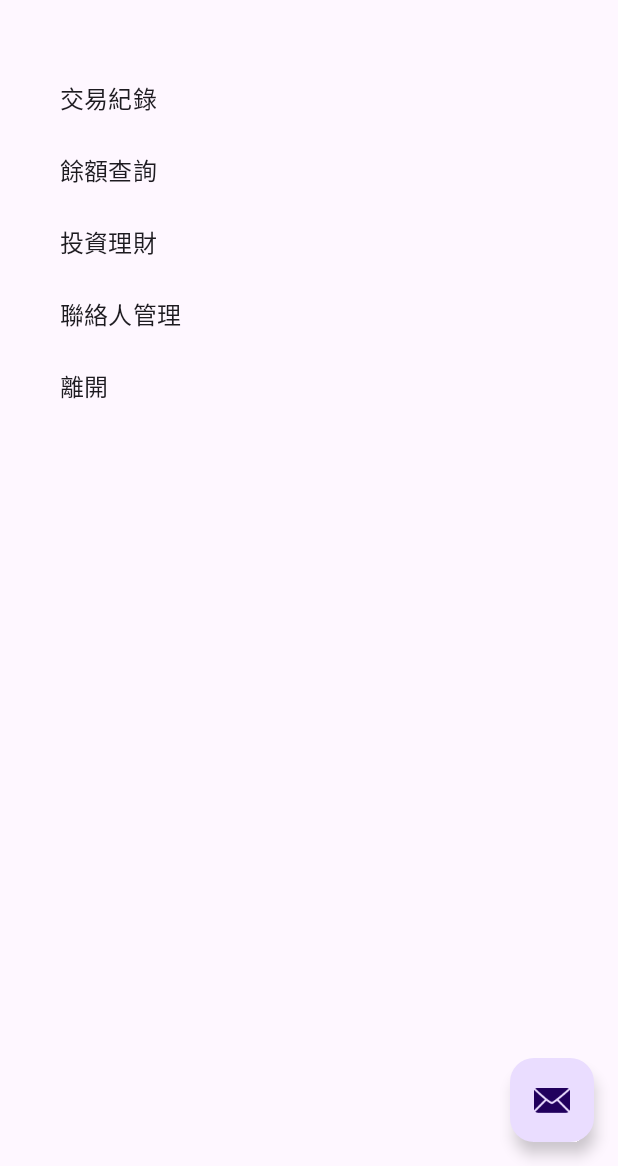
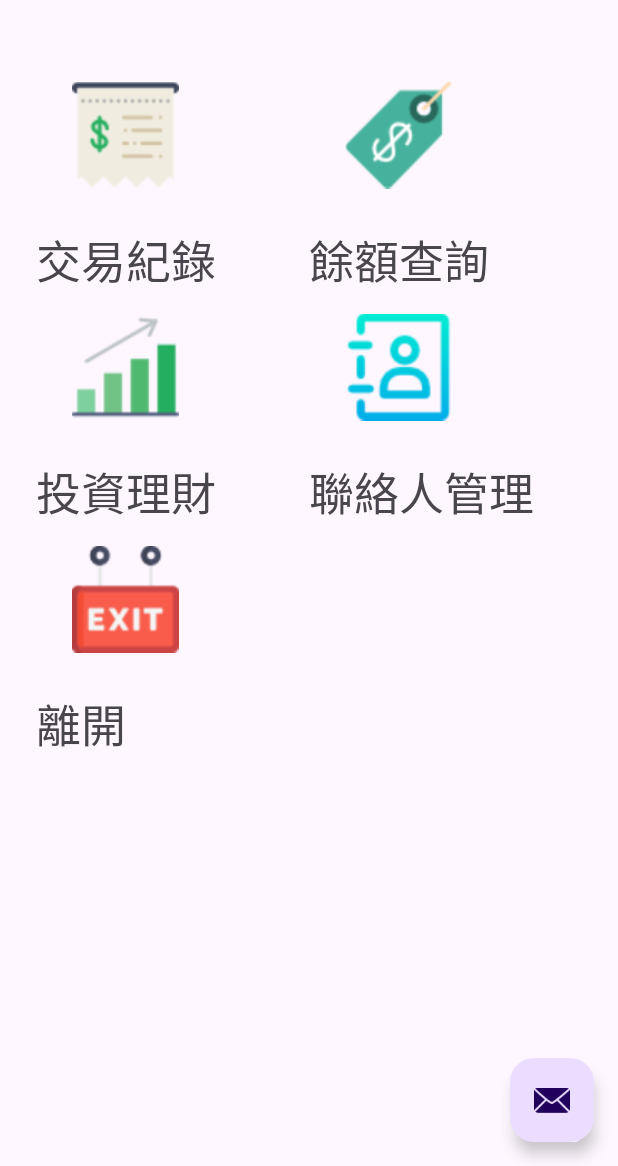
Before and after one commit to kentlee406/Atm6, an Android app: the MainActivity screen opened directly, with no data from a screen before it, on a phone screen of 412 x 824 dp, the part 70-1236 px from its top. Run offline under Robolectric (Android 15) with nearby library versions, the phone set to English and light mode, and no system bars.

Commit message:
Lesson 25-7th commited.

```diff
--- a/app/src/main/java/com/home/atm6/Function.java
+++ b/app/src/main/java/com/home/atm6/Function.java
@@ -2,10 +2,16 @@ package com.home.atm6;
 
 public class Function {
     String name;
+    int icon;
 
     // Alt+Insert
     public Function(String name) {
         this.name = name;
+    }
+
+    public Function(String name, int icon) {
+        this.name = name;
+        this.icon = icon;
     }
 
     public String getName() {
@@ -15,4 +21,12 @@ public class Function {
     public void setName(String name) {
         this.name = name;
     }
+
+    public int getIcon() {
+        return icon;
+    }
+
+    public void setIcon(int icon) {
+        this.icon = icon;
+    }
 }
--- a/app/src/main/java/com/home/atm6/MainActivity.java
+++ b/app/src/main/java/com/home/atm6/MainActivity.java
@@ -6,30 +6,32 @@ import android.os.Bundle;
 
 import com.google.android.material.snackbar.Snackbar;
 
+import androidx.annotation.NonNull;
 import androidx.annotation.Nullable;
 import androidx.appcompat.app.AppCompatActivity;
 
+import android.util.Log;
 import android.view.View;
 
-import androidx.navigation.NavController;
-import androidx.navigation.Navigation;
-import androidx.navigation.ui.AppBarConfiguration;
-import androidx.navigation.ui.NavigationUI;
-import androidx.recyclerview.widget.LinearLayoutManager;
+import androidx.recyclerview.widget.GridLayoutManager;
 import androidx.recyclerview.widget.RecyclerView;
 
 import com.home.atm6.databinding.ActivityMainBinding;
 
 import android.view.Menu;
 import android.view.MenuItem;
+import android.view.ViewGroup;
+import android.widget.ImageView;
+import android.widget.TextView;
+
+import java.util.ArrayList;
+import java.util.List;
 
 public class MainActivity extends AppCompatActivity {
     private static final int REQUEST_LOGIN = 100;
     boolean logon=false;
-    private AppBarConfiguration appBarConfiguration;
-    private ActivityMainBinding binding;
-    private RecyclerView recyclerView;
-    String[] functions=null;
+    private List<Function> functions;
+
     @Override
     protected void onCreate(Bundle savedInstanceState) {
         super.onCreate(savedInstanceState);
@@ -39,7 +41,7 @@ public class MainActivity extends AppCompatActivity {
             startActivityForResult(intent, REQUEST_LOGIN);
         }
 
-        binding = ActivityMainBinding.inflate(getLayoutInflater());
+        com.home.atm6.databinding.ActivityMainBinding binding = ActivityMainBinding.inflate (getLayoutInflater ( ));
         setContentView(binding.getRoot());
 
         setSupportActionBar(binding.toolbar);
@@ -48,20 +50,29 @@ public class MainActivity extends AppCompatActivity {
 //        appBarConfiguration = new AppBarConfiguration.Builder(navController.getGraph()).build();
 //        NavigationUI.setupActionBarWithNavController(this, navController, appBarConfiguration);
 
-        binding.fab.setOnClickListener(new View.OnClickListener() {
-            @Override
-            public void onClick(View view) {
-                Snackbar.make(view, "Replace with your own action", Snackbar.LENGTH_LONG)
-                        .setAnchorView(R.id.fab)
-                        .setAction("Action", null).show();
-            }
-        });
+        binding.fab.setOnClickListener(view -> Snackbar.make(view, "Replace with your own action", Snackbar.LENGTH_LONG)
+                .setAnchorView(R.id.fab)
+                .setAction("Action", null).show());
 
-        recyclerView = findViewById(R.id.recycler);
+        setupFunctions();
+
+        RecyclerView recyclerView = findViewById (R.id.recycler);
         recyclerView.setHasFixedSize(true);
-        recyclerView.setLayoutManager(new LinearLayoutManager(this));
-        FunctionAdapter adapter=new FunctionAdapter(this);
+        recyclerView.setLayoutManager(new GridLayoutManager(this, 2));
+//        FunctionAdapter adapter=new FunctionAdapter(this);
+        IconAdapter adapter=new IconAdapter();
         recyclerView.setAdapter(adapter);
+    }
+
+    private void setupFunctions() {
+        // Ctrl+Alt+M
+        functions = new ArrayList<>();
+        String[] funcs=getResources().getStringArray(R.array.function);
+        functions.add(new Function(funcs[0], R.drawable.func_transaction));
+        functions.add(new Function(funcs[1], R.drawable.func_balance));
+        functions.add(new Function(funcs[2], R.drawable.func_finance));
+        functions.add(new Function(funcs[3], R.drawable.func_contacts));
+        functions.add(new Function(funcs[4], R.drawable.func_exit));
     }
 
     // Ctrl+O
@@ -97,6 +108,55 @@ public class MainActivity extends AppCompatActivity {
         return super.onOptionsItemSelected(item);
     }
 
+    public class IconAdapter extends RecyclerView.Adapter<IconAdapter.IconHolder>{
+        @NonNull
+        @Override
+        public IconHolder onCreateViewHolder(@NonNull ViewGroup parent, int viewType) {
+            View view = getLayoutInflater().inflate(R.layout.item_icon, parent, false);
+            return new IconHolder(view);
+        }
+
+        @Override
+        public void onBindViewHolder(@NonNull IconHolder holder, int position) {
+            Function function = functions.get(position);
+            holder.nameText.setText(function.getName());
+            holder.iconImage.setImageResource(function.getIcon());
+            holder.itemView.setOnClickListener(view -> itemClicked(function));
+        }
+
+        @Override
+        public int getItemCount() {
+            return functions.size();
+        }
+
+        public class IconHolder extends RecyclerView.ViewHolder{
+            ImageView iconImage;
+            TextView nameText;
+            public IconHolder(View itemView){
+                super(itemView);
+                iconImage=itemView.findViewById(R.id.item_icon);
+                nameText=itemView.findViewById(R.id.item_name);
+            }
+        }
+    }
+
+    @SuppressLint("NonConstantResourceId")
+    private void itemClicked(Function function) {
+        Log.d("MainActivity", function.getName());
+        switch (function.getIcon()){
+            case R.drawable.func_transaction:
+                break;
+            case R.drawable.func_balance:
+                break;
+            case R.drawable.func_contacts:
+                break;
+            case R.drawable.func_finance:
+                break;
+            case R.drawable.func_exit:
+                finish();
+        }
+    }
+
     @Override
     public boolean onSupportNavigateUp() {
 //        NavController navController = Navigation.findNavController(this, R.id.nav_host_fragment_content_main);
--- /dev/null
+++ b/app/src/main/res/layout/item_icon.xml
@@ -0,0 +1,27 @@
+<?xml version="1.0" encoding="utf-8"?>
+<androidx.constraintlayout.widget.ConstraintLayout xmlns:android="http://schemas.android.com/apk/res/android"
+    xmlns:app="http://schemas.android.com/apk/res-auto"
+    xmlns:tools="http://schemas.android.com/tools"
+    android:layout_width="wrap_content"
+    android:layout_height="wrap_content">
+
+    <ImageView
+        android:id="@+id/item_icon"
+        android:layout_width="71dp"
+        android:layout_height="89dp"
+        android:layout_marginStart="24dp"
+        android:layout_marginTop="4dp"
+        app:layout_constraintStart_toStartOf="parent"
+        app:layout_constraintTop_toTopOf="parent"
+        tools:srcCompat="@tools:sample/avatars" />
+
+    <TextView
+        android:id="@+id/item_name"
+        android:layout_width="wrap_content"
+        android:layout_height="wrap_content"
+        android:layout_marginTop="16dp"
+        android:text="TextView"
+        android:textSize="30dp"
+        app:layout_constraintTop_toBottomOf="@+id/item_icon"
+        tools:layout_editor_absoluteX="24dp" />
+</androidx.constraintlayout.widget.ConstraintLayout>
--- a/gradle.properties
+++ b/gradle.properties
@@ -19,3 +19,4 @@ android.useAndroidX=true
 # resources declared in the library itself and none from the library's dependencies,
 # thereby reducing the size of the R class for that library
 android.nonTransitiveRClass=true
+android.nonFinalResIds=false
```
Also changed, not shown: app/src/main/res/drawable/func_balance.png (added), app/src/main/res/drawable/func_contacts.png (added), app/src/main/res/drawable/func_exit.png (added), app/src/main/res/drawable/func_finance.png (added), app/src/main/res/drawable/func_transaction.png (added).
